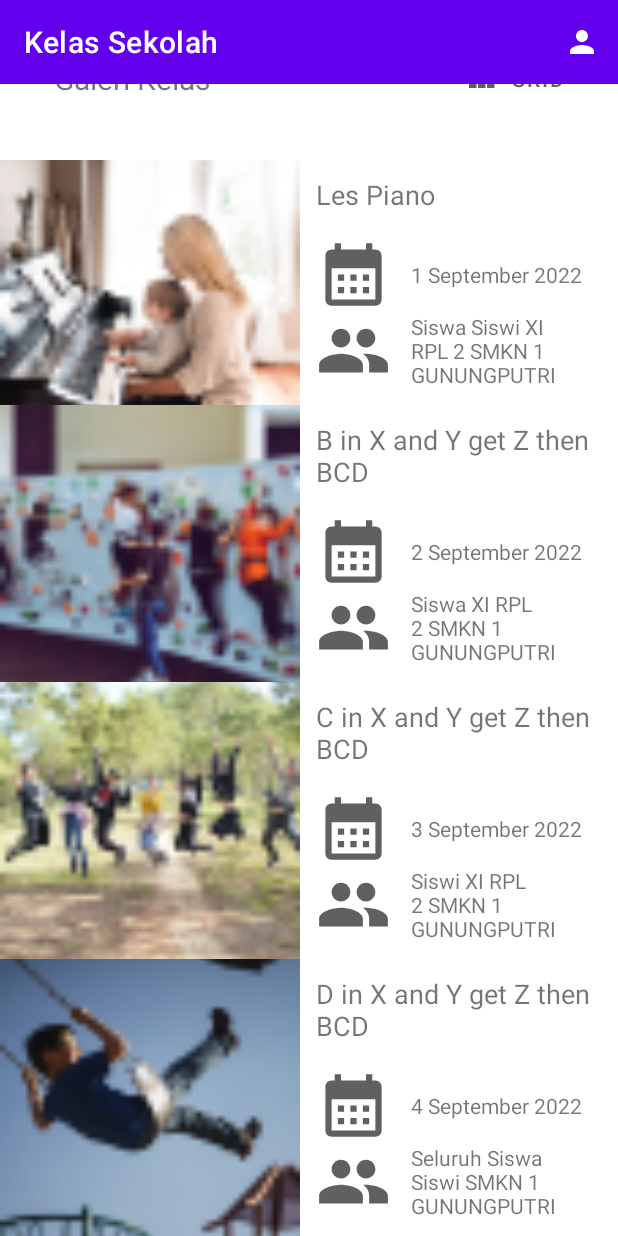
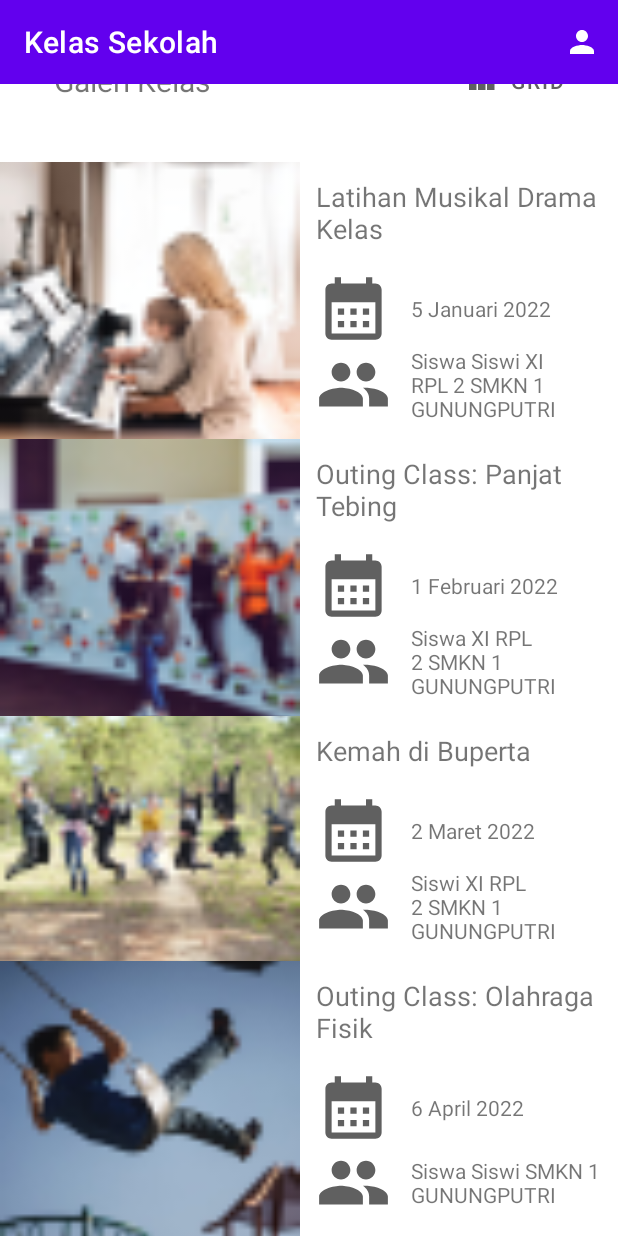
Before and after one commit to amirudev/androidk-kelassekolah, an Android app: the screen it shows after launch (MainActivity), on a phone screen of 412 x 824 dp. Run offline under Robolectric (Android 15) with nearby library versions, the phone set to English and light mode, and no system bars.

Commit message:
All task done

```diff
--- a/app/src/main/AndroidManifest.xml
+++ b/app/src/main/AndroidManifest.xml
@@ -23,6 +23,9 @@
             android:name=".GalleryDetail"
             android:exported="false" />
         <activity
+            android:name=".TaskDetail"
+            android:exported="false" />
+        <activity
             android:name=".SplashScreenActivity"
             android:exported="true"
             android:theme="@style/SplashTheme">
--- a/app/src/main/java/com/dicoding/kelassekolah/EventsData.kt
+++ b/app/src/main/java/com/dicoding/kelassekolah/EventsData.kt
@@ -2,31 +2,63 @@ package com.dicoding.kelassekolah
 
 object EventsData {
     private val eventNames = arrayOf(
-        "Les Piano",
-        "B in X and Y get Z then BCD",
-        "C in X and Y get Z then BCD",
-        "D in X and Y get Z then BCD"
+        "Latihan Musikal Drama Kelas",
+        "Outing Class: Panjat Tebing",
+        "Kemah di Buperta",
+        "Outing Class: Olahraga Fisik",
+        "Outing Class: Sesi Memasak",
+        "Kerja Kelompok Matematika",
+        "Classmeeting Sekolah",
+        "Berbagi Takjil Ramadhan",
+        "Praktek Olahraga: Berenang",
+        "Presentasi Kelompok Matematika",
+        "Berbagi Takjil Ramadhan 2",
+        "Berbagi Takjil Ramadhan 3",
     )
 
     private val eventDates = arrayOf(
-        "1 September 2022",
-        "2 September 2022",
-        "3 September 2022",
-        "4 September 2022"
+        "5 Januari 2022",
+        "1 Februari 2022",
+        "2 Maret 2022",
+        "6 April 2022",
+        "9 Mei 2022",
+        "12 Juni 2022",
+        "31 Juli 2022",
+        "2 Agustus 2022",
+        "4 September 2022",
+        "3 Oktober 2022",
+        "10 November 2022",
+        "4 Desember 2022",
     )
 
     private val eventParticipants = arrayOf(
         "Siswa Siswi XI RPL 2 SMKN 1 GUNUNGPUTRI",
         "Siswa XI RPL 2 SMKN 1 GUNUNGPUTRI",
         "Siswi XI RPL 2 SMKN 1 GUNUNGPUTRI",
-        "Seluruh Siswa Siswi SMKN 1 GUNUNGPUTRI"
+        "Siswa Siswi SMKN 1 GUNUNGPUTRI",
+        "Siswa Siswi XI RPL 2 SMKN 1 GUNUNGPUTRI",
+        "Siswi SMKN 1 GUNUNGPUTRI",
+        "Siswa Siswi SMKN 1 GUNUNGPUTRI",
+        "Siswi XI RPL 2 SMKN 1 GUNUNGPUTRI",
+        "Siswa Siswi XI RPL 2 SMKN 1 GUNUNGPUTRI",
+        "Siswa Siswi SMKN 1 GUNUNGPUTRI",
+        "Siswi XI RPL 2 SMKN 1 GUNUNGPUTRI",
+        "Siswa Siswi SMKN 1 GUNUNGPUTRI"
     )
 
     private val eventDetails = arrayOf(
-        "Lorem ipsum dolor sit amet, consectetur adipiscing elit. Fusce condimentum tincidunt arcu et mollis. In ornare varius cursus. Sed massa tortor, scelerisque et laoreet dignissim, faucibus vitae ante.",
-        "Lorem ipsum dolor sit amet, consectetur adipiscing elit. Fusce condimentum tincidunt arcu et mollis. In ornare varius cursus. Sed massa tortor, scelerisque et laoreet dignissim, faucibus vitae ante.",
-        "Lorem ipsum dolor sit amet, consectetur adipiscing elit. Fusce condimentum tincidunt arcu et mollis. In ornare varius cursus. Sed massa tortor, scelerisque et laoreet dignissim, faucibus vitae ante.",
-        "Lorem ipsum dolor sit amet, consectetur adipiscing elit. Fusce condimentum tincidunt arcu et mollis. In ornare varius cursus. Sed massa tortor, scelerisque et laoreet dignissim, faucibus vitae ante.",
+        "Ini hanya mocking, seluruh aktivitas disini tidak dapat dipastikan kebenarannya, lorem ipsum dolor sit amet",
+        "Ini hanya mocking, seluruh aktivitas disini tidak dapat dipastikan kebenarannya, lorem ipsum dolor sit amet",
+        "Ini hanya mocking, seluruh aktivitas disini tidak dapat dipastikan kebenarannya, lorem ipsum dolor sit amet",
+        "Ini hanya mocking, seluruh aktivitas disini tidak dapat dipastikan kebenarannya, lorem ipsum dolor sit amet",
+        "Ini hanya mocking, seluruh aktivitas disini tidak dapat dipastikan kebenarannya, lorem ipsum dolor sit amet",
+        "Ini hanya mocking, seluruh aktivitas disini tidak dapat dipastikan kebenarannya, lorem ipsum dolor sit amet",
+        "Ini hanya mocking, seluruh aktivitas disini tidak dapat dipastikan kebenarannya, lorem ipsum dolor sit amet",
+        "Ini hanya mocking, seluruh aktivitas disini tidak dapat dipastikan kebenarannya, lorem ipsum dolor sit amet",
+        "Ini hanya mocking, seluruh aktivitas disini tidak dapat dipastikan kebenarannya, lorem ipsum dolor sit amet",
+        "Ini hanya mocking, seluruh aktivitas disini tidak dapat dipastikan kebenarannya, lorem ipsum dolor sit amet",
+        "Ini hanya mocking, seluruh aktivitas disini tidak dapat dipastikan kebenarannya, lorem ipsum dolor sit amet",
+        "Ini hanya mocking, seluruh aktivitas disini tidak dapat dipastikan kebenarannya, lorem ipsum dolor sit amet",
     )
 
     private val eventPhotos = intArrayOf(
@@ -34,15 +66,29 @@ object EventsData {
         R.drawable.school_activity_2,
         R.drawable.school_activity_3,
         R.drawable.school_activity_4,
+        R.drawable.school_activity_5,
+        R.drawable.school_activity_6,
+        R.drawable.school_activity_7,
+        R.drawable.school_activity_8,
+        R.drawable.school_activity_9,
+        R.drawable.school_activity_10,
+        R.drawable.school_activity_11,
+        R.drawable.school_activity_12,
     )
 
     private val likes = intArrayOf(
-        105,
-        202,
-        302,
-        407,
-        502,
-        601,
+        15,
+        22,
+        32,
+        47,
+        52,
+        61,
+        81,
+        31,
+        65,
+        63,
+        31,
+        62,
     )
 
     private fun dataEvent(position: Int): Event {
@@ -51,6 +97,7 @@ object EventsData {
         event.date = eventDates[position]
         event.participant = eventParticipants[position]
         event.detail = eventDetails[position]
+        event.likes = likes[position].toInt()
         event.photo = eventPhotos[position]
 
         return event
--- a/app/src/main/java/com/dicoding/kelassekolah/StudentTaskActivity.kt
+++ b/app/src/main/java/com/dicoding/kelassekolah/StudentTaskActivity.kt
@@ -1,10 +1,15 @@
 package com.dicoding.kelassekolah
 
+import android.content.Intent
 import androidx.appcompat.app.AppCompatActivity
 import android.os.Bundle
+import android.view.View
 import androidx.appcompat.widget.Toolbar
+import androidx.cardview.widget.CardView
 
-class StudentTaskActivity : AppCompatActivity() {
+class StudentTaskActivity : AppCompatActivity(), View.OnClickListener {
+    private lateinit var cvTaskItem: CardView
+
     override fun onCreate(savedInstanceState: Bundle?) {
         super.onCreate(savedInstanceState)
         setContentView(R.layout.activity_student_task)
@@ -16,5 +21,17 @@ class StudentTaskActivity : AppCompatActivity() {
         toolbar.setNavigationOnClickListener {
             onBackPressed()
         }
+
+        cvTaskItem = findViewById(R.id.cv_task_item)
+        cvTaskItem.setOnClickListener(this)
+    }
+
+    override fun onClick(v: View?) {
+        when (v?.id) {
+            R.id.cv_task_item -> {
+                val studentTaskActivityIntent = Intent(this@StudentTaskActivity, TaskDetail::class.java)
+                startActivity(studentTaskActivityIntent)
+            }
+        }
     }
 }
--- a/app/src/main/java/com/dicoding/kelassekolah/TaskDetail.kt
+++ b/app/src/main/java/com/dicoding/kelassekolah/TaskDetail.kt
@@ -1,6 +1,20 @@
 package com.dicoding.kelassekolah
 
+import android.os.Bundle
 import androidx.appcompat.app.AppCompatActivity
+import androidx.appcompat.widget.Toolbar
 
 class TaskDetail : AppCompatActivity() {
+    override fun onCreate(savedInstanceState: Bundle?) {
+        super.onCreate(savedInstanceState)
+        setContentView(R.layout.activity_task_detail)
+
+        val toolbar = findViewById<Toolbar>(R.id.toolbar)
+        setSupportActionBar(toolbar)
+
+        supportActionBar?.setDisplayHomeAsUpEnabled(true)
+        toolbar.setNavigationOnClickListener {
+            onBackPressed()
+        }
+    }
 }
--- a/app/src/main/res/layout/activity_student_task.xml
+++ b/app/src/main/res/layout/activity_student_task.xml
@@ -112,6 +112,7 @@
             </LinearLayout>
 
             <androidx.cardview.widget.CardView
+                android:id="@+id/cv_task_item"
                 android:layout_width="match_parent"
                 android:layout_height="wrap_content">
 
--- a/app/src/main/res/layout/activity_task_detail.xml
+++ b/app/src/main/res/layout/activity_task_detail.xml
@@ -193,6 +193,7 @@
                         android:layout_height="wrap_content"
                         android:layout_weight="1"
                         android:drawableTop="@drawable/ic_baseline_access_time_24_gray"
+                        android:gravity="center"
                         android:text="Set Reminder"/>
 
                     <TextView
@@ -200,6 +201,7 @@
                         android:layout_height="wrap_content"
                         android:layout_weight="1"
                         android:drawableTop="@drawable/ic_baseline_share_24_gray"
+                        android:gravity="center"
                         android:text="Share"/>
                 </LinearLayout>
             </LinearLayout>
```
